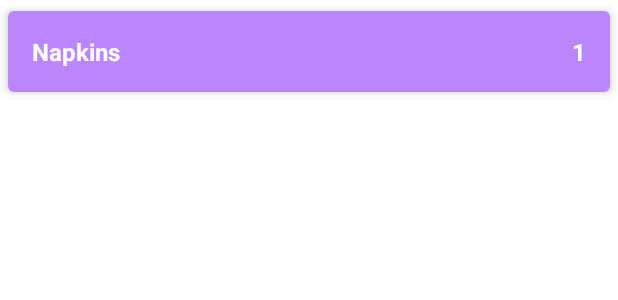
After one commit to AnvarZZ/ShopingList, an Android app: the layout item_shop_item_enabled.xml on its own in the app's theme, with its tools: preview values and no code run, on a phone screen of 412 x 824 dp. The commit adds this screen. Shown: the top 300 px of the screen. Run offline under Robolectric (Android 15) with nearby library versions, the phone set to English and light mode, and no system bars.

Commit message:
MainActivity and shop item layouts were created

```diff
--- /dev/null
+++ b/app/src/main/res/layout/item_shop_item_enabled.xml
@@ -0,0 +1,39 @@
+<?xml version="1.0" encoding="utf-8"?>
+<androidx.cardview.widget.CardView xmlns:android="http://schemas.android.com/apk/res/android"
+    xmlns:app="http://schemas.android.com/apk/res-auto"
+    xmlns:tools="http://schemas.android.com/tools"
+    android:layout_width="match_parent"
+    android:layout_height="wrap_content"
+    app:cardCornerRadius="4dp"
+    app:cardElevation="4dp"
+    app:cardUseCompatPadding="true">
+
+    <LinearLayout
+        android:layout_width="match_parent"
+        android:layout_height="wrap_content"
+        android:background="@color/purple_200"
+        android:orientation="horizontal">
+
+        <TextView
+            android:id="@+id/tvName"
+            android:layout_width="0dp"
+            android:layout_height="wrap_content"
+            android:layout_weight="1"
+            android:padding="16dp"
+            android:textColor="@color/white"
+            android:textSize="16sp"
+            android:textStyle="bold"
+            tools:text="Napkins" />
+
+        <TextView
+            android:id="@+id/tvCount"
+            android:layout_width="wrap_content"
+            android:layout_height="wrap_content"
+            android:layout_marginEnd="16dp"
+            android:textColor="@color/white"
+            android:textSize="16sp"
+            android:textStyle="bold"
+            tools:text="1" />
+    </LinearLayout>
+
+</androidx.cardview.widget.CardView>
--- a/app/src/main/res/values/strings.xml
+++ b/app/src/main/res/values/strings.xml
@@ -1,3 +1,4 @@
 <resources>
     <string name="app_name">ShopingList</string>
+    <string name="add_new_item">Add new item</string>
 </resources>
```
Also changed, not shown: app/src/main/res/layout/activity_main.xml (+12 -5 lines), app/src/main/res/layout/item_shop_item_disabled.xml (added, +39 -0 lines).
